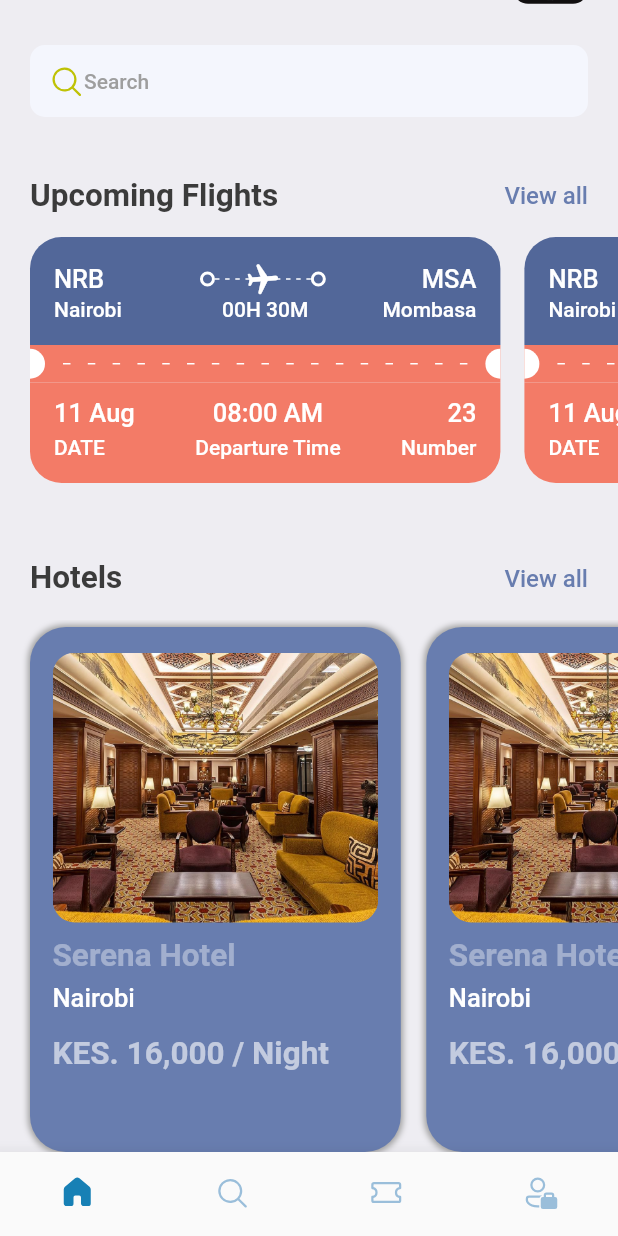
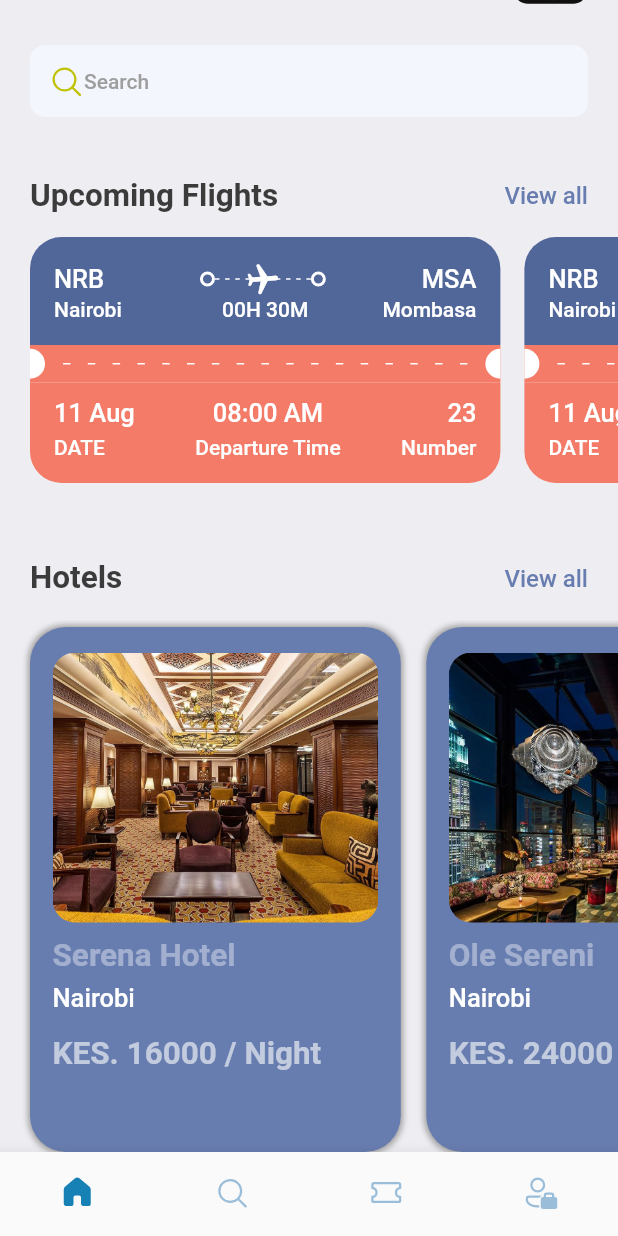
Before and after one commit to ChikaiaDev/Tickbook, a Flutter app: the screen it shows after launch, scrolled down 90 dp, on a phone screen of 412 x 824 dp. Run offline on Flutter 3.47's test engine with Material 2 defaults, Android fonts, the phone set to English and light mode, and no system bars; our stand-ins replace animated_splash_screen, fluentui_icons, gap.

Commit message:
hotel_screen to dynamically fetch data

```diff
--- a/lib/screens/home_screen.dart
+++ b/lib/screens/home_screen.dart
@@ -1,5 +1,6 @@
 import 'package:booktickets/screens/hotel_screen.dart';
 import 'package:booktickets/screens/ticket_view.dart';
+import 'package:booktickets/utils/app_info_list.dart';
 import 'package:booktickets/utils/app_styles.dart';
 import 'package:fluentui_icons/fluentui_icons.dart';
 import 'package:flutter/cupertino.dart';
@@ -124,10 +125,7 @@
             scrollDirection: Axis.horizontal,
             padding: const EdgeInsets.only(left: 20),
             child: Row(
-              children: const [
-                HotelScreen(),
-                HotelScreen()
-              ],
+              children:hotelList.map((singleHotel) => HotelScreen(hotel :singleHotel)).toList()
             ),
           ),
 
--- a/lib/screens/hotel_screen.dart
+++ b/lib/screens/hotel_screen.dart
@@ -5,7 +5,8 @@
 import 'package:gap/gap.dart';
 
 class HotelScreen extends StatelessWidget {
-  const HotelScreen({Key? key}) : super(key: key);
+  final Map<String, dynamic> hotel;
+  const HotelScreen({Key? key, required this.hotel}) : super(key: key);
 
   @override
   Widget build(BuildContext context) {
@@ -34,18 +35,18 @@
             decoration: BoxDecoration(
               borderRadius: BorderRadius.circular(15),
               color: Styles.primaryColor,
-              image: const DecorationImage(
+              image:  DecorationImage(
                 fit: BoxFit.cover,
-                image: AssetImage("assets/images/one.jpg")
+                image: AssetImage("assets/images/${hotel['image']}")
               )
             ),
           ),
           const Gap(10),
-          Text("Serena Hotel", style: Styles.headLineStyle2.copyWith(color: Colors.white38),),
+          Text(hotel['place'], style: Styles.headLineStyle2.copyWith(color: Colors.white38),),
           const Gap(5),
-          Text("Nairobi", style: Styles.headLineStyle3.copyWith(color: Colors.white),),
+          Text(hotel['location'], style: Styles.headLineStyle3.copyWith(color: Colors.white),),
           const Gap(15),
-          Text("KES. 16,000 / Night", style: Styles.headLineStyle2.copyWith(color: Colors.white60),)
+          Text("KES. ${hotel['price']} / Night", style: Styles.headLineStyle2.copyWith(color: Colors.white60),)
         ],
       ),
     );
--- /dev/null
+++ b/lib/utils/app_info_list.dart
@@ -0,0 +1,20 @@
+List<Map<String, dynamic>> hotelList = [
+  {
+    'image': 'one.jpg',
+    'place': 'Serena Hotel',
+    'location': 'Nairobi',
+    'price': 16000
+  },
+  {
+    'image': 'two.jpg',
+    'place': 'Ole Sereni',
+    'location': 'Nairobi',
+    'price': 24000
+  },
+  {
+    'image': 'three.jpg',
+    'place': 'Kempinski',
+    'location': 'Westlands',
+    'price': 54000
+  },
+];
```
